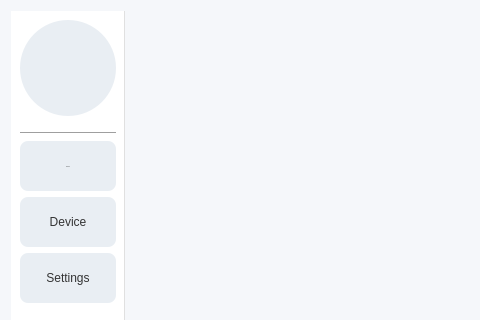
Qt form UI/MainWidget/MainWidget.ui (XQQYT/XqqytDesktop) before a commit; both pictures show x 0 to 480 and y 0 to 320 of the 800 by 600 pixel window.
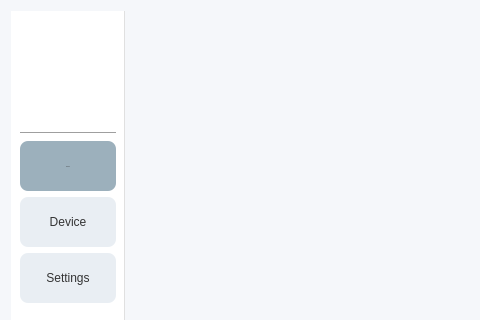
The same form after that commit. Icons and pictures are not drawn.

Commit message: add_device_list_widget

```diff
--- a/UI/MainWidget/MainWidget.ui
+++ b/UI/MainWidget/MainWidget.ui
@@ -29,7 +29,9 @@
 }
 
 /* 所有按钮通用样式 */
-QPushButton {
+QPushButton#btn_connect,
+QPushButton#btn_device,
+QPushButton#btn_settings {
     background-color: #e9eef3;
     border: none;
     border-radius: 8px;
@@ -40,14 +42,24 @@
 	font: 75 16px &quot;Ubuntu Mono&quot;;
 }
 
-QPushButton:hover {
+QPushButton#btn_connect:hover,
+QPushButton#btn_device:hover,
+QPushButton#btn_settings:hover {
     background-color: #d0dce5;
 }
 
-QPushButton:pressed {
+QPushButton#btn_connect:pressed,
+QPushButton#btn_device:pressed,
+QPushButton#btn_settings:pressed {
     background-color: #b0c4d0;
 }
 
+QPushButton#btn_connect:checked,
+QPushButton#btn_device:checked,
+QPushButton#btn_settings:checked {
+	background-color: rgb(156, 176, 188);
+}
+
 /* 圆形图标按钮（pushButton）样式 */
 QPushButton#btn_logo {
     border-radius: 48px;
@@ -141,6 +153,12 @@
         <property name="text">
          <string>Connect</string>
         </property>
+        <property name="checkable">
+         <bool>true</bool>
+        </property>
+        <property name="checked">
+         <bool>true</bool>
+        </property>
         <property name="flat">
          <bool>false</bool>
         </property>
```
Left out of the diff: 12 changed lines with no effect on the pictures. The commit also changes 15 other files.
